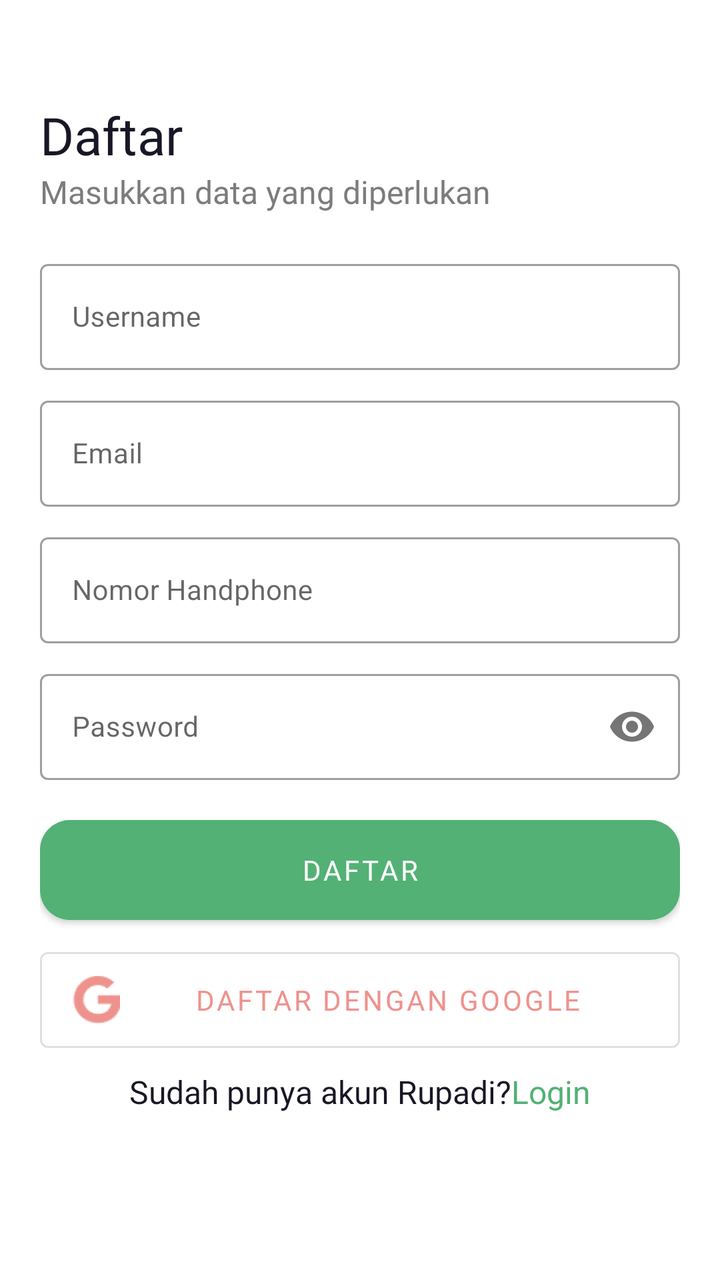
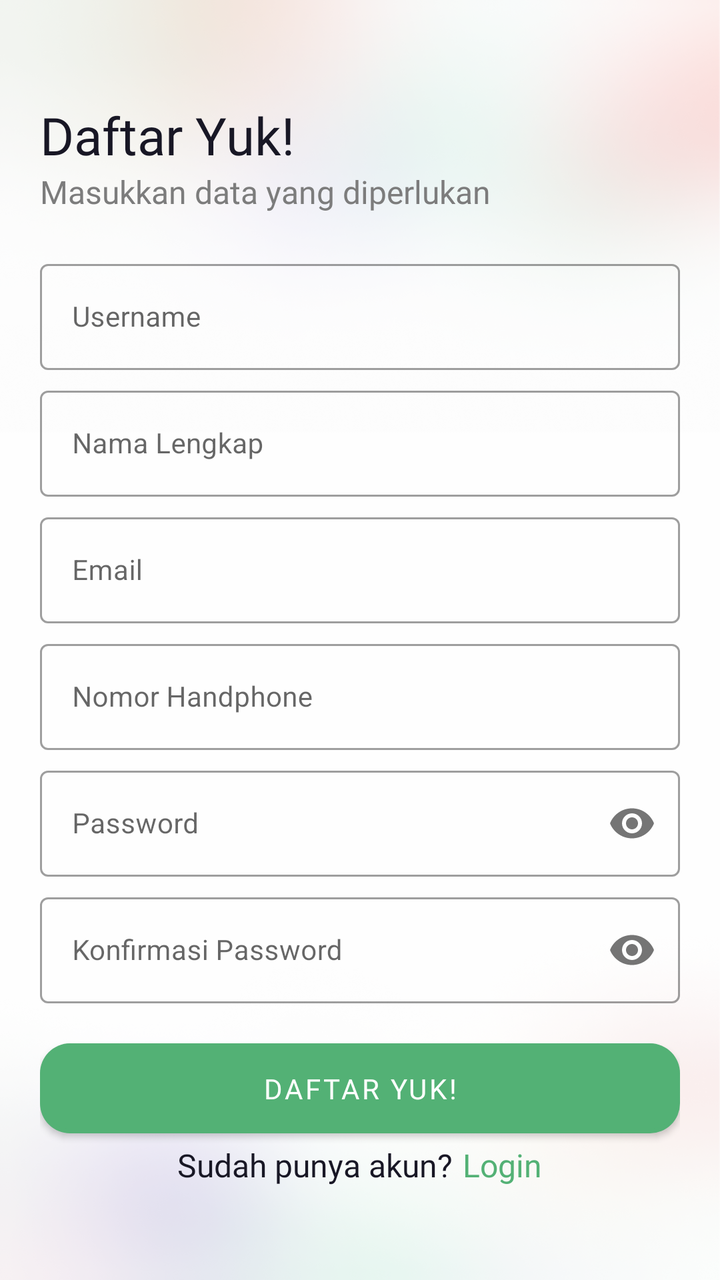

The first picture is an Android layout as it rendered before a commit; the second is the same layout after the commit. The layout source and the unified diff follow.
<!-- AndroidManifest.xml: application theme AppTheme -->
<!-- res/layout/activity_registration.xml -->
<?xml version="1.0" encoding="utf-8"?>
<androidx.constraintlayout.widget.ConstraintLayout xmlns:android="http://schemas.android.com/apk/res/android"
    xmlns:app="http://schemas.android.com/apk/res-auto"
    xmlns:tools="http://schemas.android.com/tools"
    android:layout_width="match_parent"
    android:layout_height="match_parent"
    tools:context=".RegistrationActivity">

    <LinearLayout
        android:layout_width="match_parent"
        android:layout_height="wrap_content"
        android:orientation="vertical"
        android:layout_marginTop="50dp"
        app:layout_constraintEnd_toEndOf="parent"
        app:layout_constraintStart_toStartOf="parent"
        app:layout_constraintTop_toTopOf="parent">

        <LinearLayout
            android:layout_width="match_parent"
            android:layout_height="wrap_content"
            android:layout_marginStart="@dimen/activity_vertical_margin"
            android:layout_marginEnd="@dimen/activity_vertical_margin"
            android:orientation="vertical">

            <TextView
                android:layout_width="match_parent"
                android:layout_height="wrap_content"
                android:fontFamily="@font/baloobhai_regular"
                android:text="@string/daftar"
                android:textColor="#181725"
                android:textSize="26sp" />

            <TextView
                android:layout_width="match_parent"
                android:layout_height="wrap_content"
                android:fontFamily="@font/baloobhai_regular"
                android:text="@string/masukkan_data_yang_diperlukan"
                android:textColor="#7C7C7C"
                android:textSize="16sp" />

        </LinearLayout>

        <LinearLayout
            android:layout_width="match_parent"
            android:layout_height="wrap_content"
            android:layout_marginTop="20dp"
            android:layout_marginStart="@dimen/activity_vertical_margin"
            android:layout_marginEnd="@dimen/activity_vertical_margin"
            android:orientation="vertical">

            <com.google.android.material.textfield.TextInputLayout
                android:layout_height="wrap_content"
                android:layout_width="match_parent"
                android:hint="@string/username"
                app:endIconMode="clear_text"
                style="@style/Widget.MaterialComponents.TextInputLayout.OutlinedBox">

                <com.google.android.material.textfield.TextInputEditText
                    android:id="@+id/et_user_daftar"
                    android:layout_width="match_parent"
                    android:layout_height="wrap_content"
                    android:textSize="14sp"
                    android:inputType="text" />

            </com.google.android.material.textfield.TextInputLayout>

            <com.google.android.material.textfield.TextInputLayout
                android:layout_height="wrap_content"
                android:layout_width="match_parent"
                android:hint="@string/email"
                app:endIconMode="clear_text"
                android:layout_marginTop="@dimen/margin_10"
                style="@style/Widget.MaterialComponents.TextInputLayout.OutlinedBox">

                <com.google.android.material.textfield.TextInputEditText
                    android:id="@+id/et_email_daftar"
                    android:layout_width="match_parent"
                    android:layout_height="wrap_content"
                    android:textSize="14sp"
                    android:inputType="textEmailAddress" />

            </com.google.android.material.textfield.TextInputLayout>

            <com.google.android.material.textfield.TextInputLayout
                android:layout_height="wrap_content"
                android:layout_width="match_parent"
                android:hint="@string/nomor_handphone"
                app:endIconMode="clear_text"
                android:layout_marginTop="@dimen/margin_10"
                style="@style/Widget.MaterialComponents.TextInputLayout.OutlinedBox">

                <com.google.android.material.textfield.TextInputEditText
                    android:id="@+id/et_phone_daftar"
                    android:layout_width="match_parent"
                    android:layout_height="wrap_content"
                    android:textSize="14sp"
                    android:inputType="phone" />

            </com.google.android.material.textfield.TextInputLayout>

            <com.google.android.material.textfield.TextInputLayout
                android:layout_height="wrap_content"
                android:layout_width="match_parent"
                android:hint="@string/password"
                android:layout_marginTop="@dimen/margin_10"
                app:passwordToggleEnabled="true"
                style="@style/Widget.MaterialComponents.TextInputLayout.OutlinedBox">

                <com.google.android.material.textfield.TextInputEditText
                    android:id="@+id/et_pass_daftar"
                    android:layout_width="match_parent"
                    android:layout_height="wrap_content"
                    android:textSize="14sp"
                    android:inputType="textPassword" />

            </com.google.android.material.textfield.TextInputLayout>

        </LinearLayout>

        <LinearLayout
            android:layout_width="match_parent"
            android:layout_height="wrap_content"
            android:layout_marginTop="@dimen/activity_vertical_margin"
            android:layout_marginStart="@dimen/activity_vertical_margin"
            android:layout_marginEnd="@dimen/activity_vertical_margin"
            android:orientation="vertical">

            <Button
                android:id="@+id/btn_daftar"
                android:layout_width="match_parent"
                android:layout_height="50dp"
                android:layout_marginBottom="10dp"
                android:text="@string/daftar"
                android:gravity="center_horizontal|center_vertical"
                android:background="@drawable/button_save"
                android:textColor="@color/white"
                android:fontFamily="@font/baloobhai_medium"
                android:textSize="14sp" />

            <com.google.android.material.button.MaterialButton
                android:id="@+id/btn_google_daftar"
                android:layout_width="match_parent"
                android:layout_height="60dp"
                android:text="@string/daftar_dengan_google"
                android:textColor="@color/red_pink"
                android:fontFamily="@font/baloobhai_medium"
                app:icon="@drawable/ic_google"
                app:iconTint="@color/red_pink"
                app:iconSize="24dp"
                android:layout_marginBottom="@dimen/margin_5"
                style="@style/Widget.MaterialComponents.Button.OutlinedButton"/>

        </LinearLayout>

        <LinearLayout
            android:layout_width="match_parent"
            android:layout_height="wrap_content"
            android:layout_marginStart="@dimen/activity_vertical_margin"
            android:layout_marginEnd="@dimen/activity_vertical_margin"
            android:gravity="center_vertical|center_horizontal"
            android:orientation="horizontal">

            <TextView
                android:layout_width="wrap_content"
                android:layout_height="wrap_content"
                android:fontFamily="@font/baloobhai_regular"
                android:text="@string/sudah_punya_akun_rupadi"
                android:textColor="#181725"
                android:textSize="16sp" />

            <TextView
                android:id="@+id/text_login_daftar"
                android:layout_width="wrap_content"
                android:layout_height="wrap_content"
                android:fontFamily="@font/baloobhai_regular"
                android:text="@string/login"
                android:textColor="#53B175"
                android:textSize="16sp" />

        </LinearLayout>

    </LinearLayout>

</androidx.constraintlayout.widget.ConstraintLayout>
<!-- resources referenced by this layout -->
<resources>
  <color name="red_pink">#EE928D</color>
  <color name="white">#fff</color>
  <dimen name="activity_vertical_margin">20dp</dimen>
  <dimen name="margin_10">10dp</dimen>
  <dimen name="margin_5">5dp</dimen>
  <!-- drawable button_save (drawable) -->
  <?xml version="1.0" encoding="utf-8"?>
  
  <layer-list xmlns:android="http://schemas.android.com/apk/res/android">
  <item >
      <shape
          android:shape="rectangle">
          <solid android:color="#cccccc" />
          <corners android:radius="15dp"/>
      </shape>
  </item>
  <item android:right="1dp" android:left="1dp" android:bottom="2dp">
      <shape
          android:shape="rectangle">
          <solid android:color="@color/colorPrimary"/>
          <corners android:radius="15dp"/>
      </shape>
  </item>
  </layer-list>
  <!-- drawable ic_google: png bitmap (drawable, 558 bytes) -->
  <string name="daftar">Daftar</string>
  <string name="daftar_dengan_google">Daftar dengan google</string>
  <string name="email">Email</string>
  <string name="login">Login</string>
  <string name="masukkan_data_yang_diperlukan">Masukkan data yang diperlukan</string>
  <string name="nomor_handphone">Nomor Handphone</string>
  <string name="password">Password</string>
  <string name="sudah_punya_akun_rupadi">Sudah punya akun Rupadi?</string>
  <string name="username">Username</string>
  <style name="AppTheme" parent="Theme.MaterialComponents.Light.NoActionBar">
          <item name="colorPrimary">@color/colorPrimary</item>
          <item name="colorPrimaryDark">@color/colorPrimaryDark</item>
          <item name="colorAccent">@color/colorAccents</item>
      </style>
  <color name="colorPrimary">#53B175</color>
  <color name="colorPrimaryDark">#29603D</color>
  <color name="colorAccents">#CDDC39</color>
</resources>

<!-- the commit's change to res/layout/activity_registration.xml (unified diff, before → after) -->
@@ -4,6 +4,7 @@
     xmlns:tools="http://schemas.android.com/tools"
     android:layout_width="match_parent"
     android:layout_height="match_parent"
+    android:background="@drawable/background_login"
     tools:context=".RegistrationActivity">
 
     <LinearLayout
@@ -67,9 +68,26 @@
             <com.google.android.material.textfield.TextInputLayout
                 android:layout_height="wrap_content"
                 android:layout_width="match_parent"
+                android:hint="@string/nama_lengkap"
+                app:endIconMode="clear_text"
+                android:layout_marginTop="@dimen/margin_5"
+                style="@style/Widget.MaterialComponents.TextInputLayout.OutlinedBox">
+
+                <com.google.android.material.textfield.TextInputEditText
+                    android:id="@+id/et_nama_daftar"
+                    android:layout_width="match_parent"
+                    android:layout_height="wrap_content"
+                    android:textSize="14sp"
+                    android:inputType="text" />
+
+            </com.google.android.material.textfield.TextInputLayout>
+
+            <com.google.android.material.textfield.TextInputLayout
+                android:layout_height="wrap_content"
+                android:layout_width="match_parent"
                 android:hint="@string/email"
                 app:endIconMode="clear_text"
-                android:layout_marginTop="@dimen/margin_10"
+                android:layout_marginTop="@dimen/margin_5"
                 style="@style/Widget.MaterialComponents.TextInputLayout.OutlinedBox">
 
                 <com.google.android.material.textfield.TextInputEditText
@@ -86,7 +104,7 @@
                 android:layout_width="match_parent"
                 android:hint="@string/nomor_handphone"
                 app:endIconMode="clear_text"
-                android:layout_marginTop="@dimen/margin_10"
+                android:layout_marginTop="@dimen/margin_5"
                 style="@style/Widget.MaterialComponents.TextInputLayout.OutlinedBox">
 
                 <com.google.android.material.textfield.TextInputEditText
@@ -102,7 +120,7 @@
                 android:layout_height="wrap_content"
                 android:layout_width="match_parent"
                 android:hint="@string/password"
-                android:layout_marginTop="@dimen/margin_10"
+                android:layout_marginTop="@dimen/margin_5"
                 app:passwordToggleEnabled="true"
                 style="@style/Widget.MaterialComponents.TextInputLayout.OutlinedBox">
 
@@ -115,12 +133,29 @@
 
             </com.google.android.material.textfield.TextInputLayout>
 
-        </LinearLayout>
-
-        <LinearLayout
-            android:layout_width="match_parent"
-            android:layout_height="wrap_content"
-            android:layout_marginTop="@dimen/activity_vertical_margin"
+            <com.google.android.material.textfield.TextInputLayout
+                android:layout_height="wrap_content"
+                android:layout_width="match_parent"
+                android:hint="@string/konfirmasi_password"
+                android:layout_marginTop="@dimen/margin_5"
+                app:passwordToggleEnabled="true"
+                style="@style/Widget.MaterialComponents.TextInputLayout.OutlinedBox">
+
+                <com.google.android.material.textfield.TextInputEditText
+                    android:id="@+id/et_confirm_pass_daftar"
+                    android:layout_width="match_parent"
+                    android:layout_height="wrap_content"
+                    android:textSize="14sp"
+                    android:inputType="textPassword" />
+
+            </com.google.android.material.textfield.TextInputLayout>
+
+        </LinearLayout>
+
+        <LinearLayout
+            android:layout_width="match_parent"
+            android:layout_height="wrap_content"
+            android:layout_marginTop="@dimen/margin_20"
             android:layout_marginStart="@dimen/activity_vertical_margin"
             android:layout_marginEnd="@dimen/activity_vertical_margin"
             android:orientation="vertical">
@@ -128,8 +163,8 @@
             <Button
                 android:id="@+id/btn_daftar"
                 android:layout_width="match_parent"
-                android:layout_height="50dp"
-                android:layout_marginBottom="10dp"
+                android:layout_height="45dp"
+                android:layout_marginBottom="5dp"
                 android:text="@string/daftar"
                 android:gravity="center_horizontal|center_vertical"
                 android:background="@drawable/button_save"
@@ -137,19 +172,6 @@
                 android:fontFamily="@font/baloobhai_medium"
                 android:textSize="14sp" />
 
-            <com.google.android.material.button.MaterialButton
-                android:id="@+id/btn_google_daftar"
-                android:layout_width="match_parent"
-                android:layout_height="60dp"
-                android:text="@string/daftar_dengan_google"
-                android:textColor="@color/red_pink"
-                android:fontFamily="@font/baloobhai_medium"
-                app:icon="@drawable/ic_google"
-                app:iconTint="@color/red_pink"
-                app:iconSize="24dp"
-                android:layout_marginBottom="@dimen/margin_5"
-                style="@style/Widget.MaterialComponents.Button.OutlinedButton"/>
-
         </LinearLayout>
 
         <LinearLayout
@@ -164,7 +186,7 @@
                 android:layout_width="wrap_content"
                 android:layout_height="wrap_content"
                 android:fontFamily="@font/baloobhai_regular"
-                android:text="@string/sudah_punya_akun_rupadi"
+                android:text="@string/sudah_punya_akun"
                 android:textColor="#181725"
                 android:textSize="16sp" />
 
@@ -174,6 +196,7 @@
                 android:layout_height="wrap_content"
                 android:fontFamily="@font/baloobhai_regular"
                 android:text="@string/login"
+                android:layout_marginStart="@dimen/margin_5"
                 android:textColor="#53B175"
                 android:textSize="16sp" />
 
<!-- resource entries referenced after the edit -->
@@ -1,10 +1,10 @@
 <!-- resources referenced by this layout -->
 <resources>
-  <color name="red_pink">#EE928D</color>
   <color name="white">#fff</color>
   <dimen name="activity_vertical_margin">20dp</dimen>
-  <dimen name="margin_10">10dp</dimen>
+  <dimen name="margin_20">20dp</dimen>
   <dimen name="margin_5">5dp</dimen>
+  <!-- drawable background_login: png bitmap (drawable, 365018 bytes) -->
   <!-- drawable button_save (drawable) -->
   <?xml version="1.0" encoding="utf-8"?>
   
@@ -24,15 +24,15 @@
       </shape>
   </item>
   </layer-list>
-  <!-- drawable ic_google: png bitmap (drawable, 558 bytes) -->
-  <string name="daftar">Daftar</string>
-  <string name="daftar_dengan_google">Daftar dengan google</string>
+  <string name="daftar">Daftar Yuk!</string>
   <string name="email">Email</string>
+  <string name="konfirmasi_password">Konfirmasi Password</string>
   <string name="login">Login</string>
   <string name="masukkan_data_yang_diperlukan">Masukkan data yang diperlukan</string>
+  <string name="nama_lengkap">Nama Lengkap</string>
   <string name="nomor_handphone">Nomor Handphone</string>
   <string name="password">Password</string>
-  <string name="sudah_punya_akun_rupadi">Sudah punya akun Rupadi?</string>
+  <string name="sudah_punya_akun">Sudah punya akun?</string>
   <string name="username">Username</string>
   <style name="AppTheme" parent="Theme.MaterialComponents.Light.NoActionBar">
           <item name="colorPrimary">@color/colorPrimary</item>
